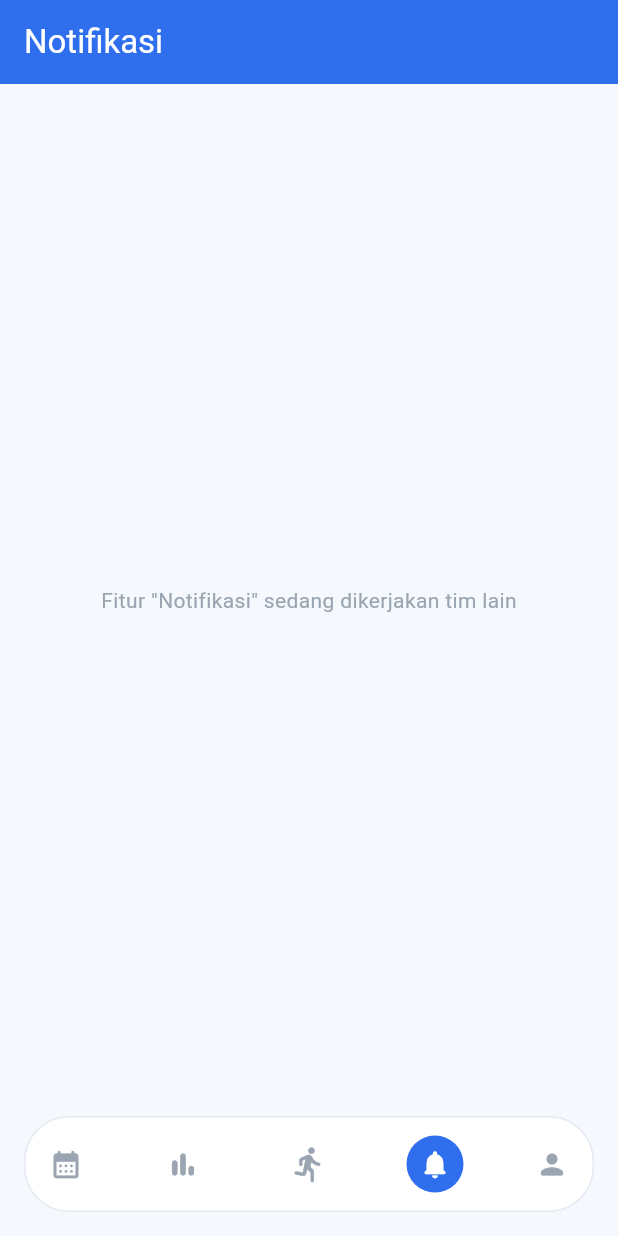
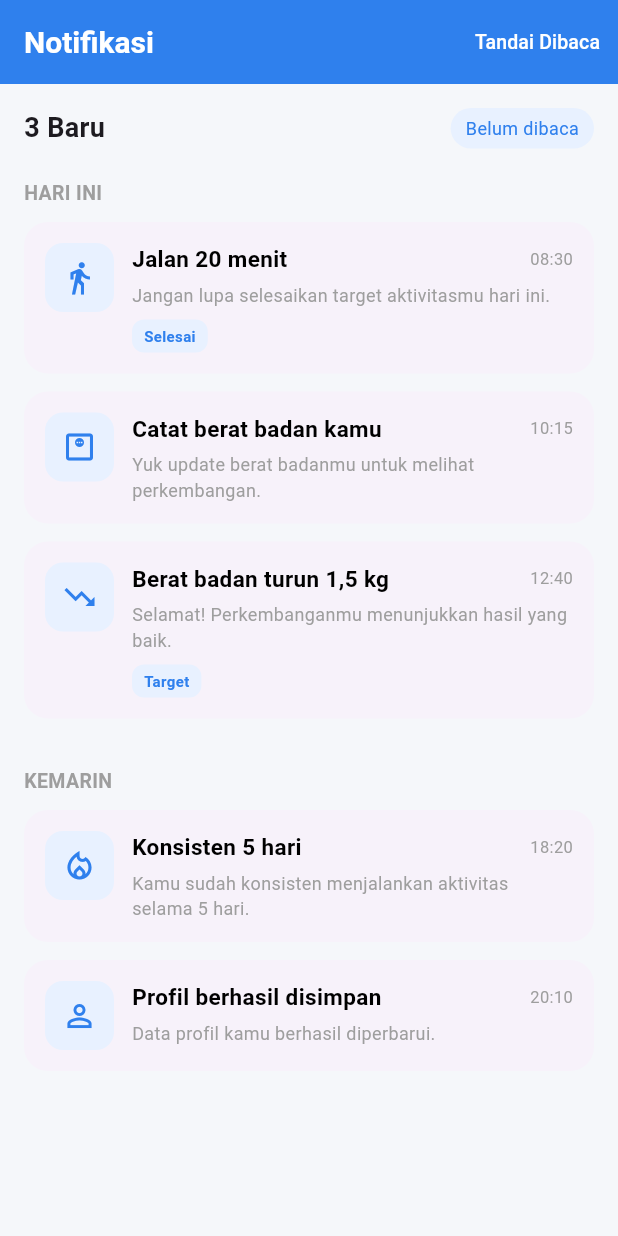
Before and after one commit to FIQIH060305/project_semester_3_mobile, a Flutter app: the screen it shows after launch, item 4 of the bottom bar chosen, on a phone screen of 412 x 824 dp. Run offline on Flutter 3.47's test engine with Material 3 defaults, Android fonts, the phone set to English and light mode, and no system bars.

Commit message:
Tambah halaman notifikasi

```diff
--- a/lib/main.dart
+++ b/lib/main.dart
@@ -4,10 +4,11 @@ import 'core/app_colors.dart';
 import 'screens/dashboard/dashboard_screen.dart';
 import 'screens/jadwal/jadwal_screen.dart';
 import 'screens/placeholder_screen.dart';
+import 'screens/notifikasi/notifikasi_screen.dart';
 
 void main() async {
   WidgetsFlutterBinding.ensureInitialized();
-  await initializeDateFormatting('id_ID', null); // supaya nama hari/bulan berbahasa Indonesia
+  await initializeDateFormatting('id_ID', null);
   runApp(const GerakApp());
 }
 
@@ -28,9 +29,15 @@ class GerakApp extends StatelessWidget {
       routes: {
         '/dashboard': (_) => const DashboardScreen(),
         '/jadwal': (_) => const JadwalScreen(),
-        '/progres': (_) => const PlaceholderScreen(judul: 'Progres', navIndex: 1),
-        '/notifikasi': (_) => const PlaceholderScreen(judul: 'Notifikasi', navIndex: 3),
-        '/profil': (_) => const PlaceholderScreen(judul: 'Profil', navIndex: 4),
+        '/progres': (_) => const PlaceholderScreen(
+              judul: 'Progres',
+              navIndex: 1,
+            ),
+        '/notifikasi': (_) => const NotifikasiScreen(),
+        '/profil': (_) => const PlaceholderScreen(
+              judul: 'Profil',
+              navIndex: 4,
+            ),
       },
     );
   }
--- /dev/null
+++ b/lib/screens/notifikasi/notifikasi_screen.dart
@@ -0,0 +1,253 @@
+import 'package:flutter/material.dart';
+
+class NotifikasiScreen extends StatefulWidget {
+  const NotifikasiScreen({super.key});
+
+  @override
+  State<NotifikasiScreen> createState() => _NotifikasiScreenState();
+}
+
+class _NotifikasiScreenState extends State<NotifikasiScreen> {
+  bool semuaDibaca = false;
+
+  @override
+  Widget build(BuildContext context) {
+    return Scaffold(
+      backgroundColor: const Color(0xFFF5F7FA),
+
+      appBar: AppBar(
+        backgroundColor: const Color(0xFF2F80ED),
+        elevation: 0,
+        title: const Text(
+          'Notifikasi',
+          style: TextStyle(
+            color: Colors.white,
+            fontSize: 20,
+            fontWeight: FontWeight.bold,
+          ),
+        ),
+        actions: [
+          TextButton(
+            onPressed: () {
+              setState(() {
+                semuaDibaca = true;
+              });
+            },
+            child: const Text(
+              'Tandai Dibaca',
+              style: TextStyle(
+                color: Colors.white,
+                fontSize: 13,
+              ),
+            ),
+          ),
+        ],
+      ),
+
+      body: ListView(
+        padding: const EdgeInsets.all(16),
+        children: [
+          Row(
+            children: [
+              const Text(
+                '3 Baru',
+                style: TextStyle(
+                  fontSize: 18,
+                  fontWeight: FontWeight.bold,
+                ),
+              ),
+              const Spacer(),
+              if (!semuaDibaca)
+                Container(
+                  padding: const EdgeInsets.symmetric(
+                    horizontal: 10,
+                    vertical: 5,
+                  ),
+                  decoration: BoxDecoration(
+                    color: const Color(0xFFE8F1FF),
+                    borderRadius: BorderRadius.circular(20),
+                  ),
+                  child: const Text(
+                    'Belum dibaca',
+                    style: TextStyle(
+                      color: Color(0xFF2F80ED),
+                      fontSize: 12,
+                    ),
+                  ),
+                ),
+            ],
+          ),
+
+          const SizedBox(height: 20),
+
+          const Text(
+            'HARI INI',
+            style: TextStyle(
+              color: Colors.grey,
+              fontSize: 13,
+              fontWeight: FontWeight.bold,
+            ),
+          ),
+
+          const SizedBox(height: 10),
+
+          _notificationCard(
+            icon: Icons.directions_walk,
+            title: 'Jalan 20 menit',
+            message: 'Jangan lupa selesaikan target aktivitasmu hari ini.',
+            time: '08:30',
+            status: 'Selesai',
+          ),
+
+          _notificationCard(
+            icon: Icons.monitor_weight_outlined,
+            title: 'Catat berat badan kamu',
+            message: 'Yuk update berat badanmu untuk melihat perkembangan.',
+            time: '10:15',
+            status: null,
+          ),
+
+          _notificationCard(
+            icon: Icons.trending_down,
+            title: 'Berat badan turun 1,5 kg',
+            message: 'Selamat! Perkembanganmu menunjukkan hasil yang baik.',
+            time: '12:40',
+            status: 'Target',
+          ),
+
+          const SizedBox(height: 20),
+
+          const Text(
+            'KEMARIN',
+            style: TextStyle(
+              color: Colors.grey,
+              fontSize: 13,
+              fontWeight: FontWeight.bold,
+            ),
+          ),
+
+          const SizedBox(height: 10),
+
+          _notificationCard(
+            icon: Icons.local_fire_department_outlined,
+            title: 'Konsisten 5 hari',
+            message: 'Kamu sudah konsisten menjalankan aktivitas selama 5 hari.',
+            time: '18:20',
+            status: null,
+          ),
+
+          _notificationCard(
+            icon: Icons.person_outline,
+            title: 'Profil berhasil disimpan',
+            message: 'Data profil kamu berhasil diperbarui.',
+            time: '20:10',
+            status: null,
+          ),
+        ],
+      ),
+    );
+  }
+
+  Widget _notificationCard({
+    required IconData icon,
+    required String title,
+    required String message,
+    required String time,
+    String? status,
+  }) {
+    return Card(
+      margin: const EdgeInsets.only(bottom: 12),
+      elevation: 0,
+      shape: RoundedRectangleBorder(
+        borderRadius: BorderRadius.circular(16),
+      ),
+      child: Padding(
+        padding: const EdgeInsets.all(14),
+        child: Row(
+          crossAxisAlignment: CrossAxisAlignment.start,
+          children: [
+            Container(
+              width: 46,
+              height: 46,
+              decoration: BoxDecoration(
+                color: const Color(0xFFE8F1FF),
+                borderRadius: BorderRadius.circular(12),
+              ),
+              child: Icon(
+                icon,
+                color: const Color(0xFF2F80ED),
+                size: 24,
+              ),
+            ),
+
+            const SizedBox(width: 12),
+
+            Expanded(
+              child: Column(
+                crossAxisAlignment: CrossAxisAlignment.start,
+                children: [
+                  Row(
+                    children: [
+                      Expanded(
+                        child: Text(
+                          title,
+                          style: TextStyle(
+                            fontSize: 15,
+                            fontWeight: FontWeight.bold,
+                            color: semuaDibaca
+                                ? Colors.black87
+                                : Colors.black,
+                          ),
+                        ),
+                      ),
+                      Text(
+                        time,
+                        style: const TextStyle(
+                          color: Colors.grey,
+                          fontSize: 11,
+                        ),
+                      ),
+                    ],
+                  ),
+
+                  const SizedBox(height: 5),
+
+                  Text(
+                    message,
+                    style: const TextStyle(
+                      color: Colors.grey,
+                      fontSize: 12,
+                      height: 1.4,
+                    ),
+                  ),
+
+                  if (status != null) ...[
+                    const SizedBox(height: 8),
+                    Container(
+                      padding: const EdgeInsets.symmetric(
+                        horizontal: 8,
+                        vertical: 4,
+                      ),
+                      decoration: BoxDecoration(
+                        color: const Color(0xFFE8F1FF),
+                        borderRadius: BorderRadius.circular(8),
+                      ),
+                      child: Text(
+                        status,
+                        style: const TextStyle(
+                          color: Color(0xFF2F80ED),
+                          fontSize: 10,
+                          fontWeight: FontWeight.bold,
+                        ),
+                      ),
+                    ),
+                  ],
+                ],
+              ),
+            ),
+          ],
+        ),
+      ),
+    );
+  }
+}
```
